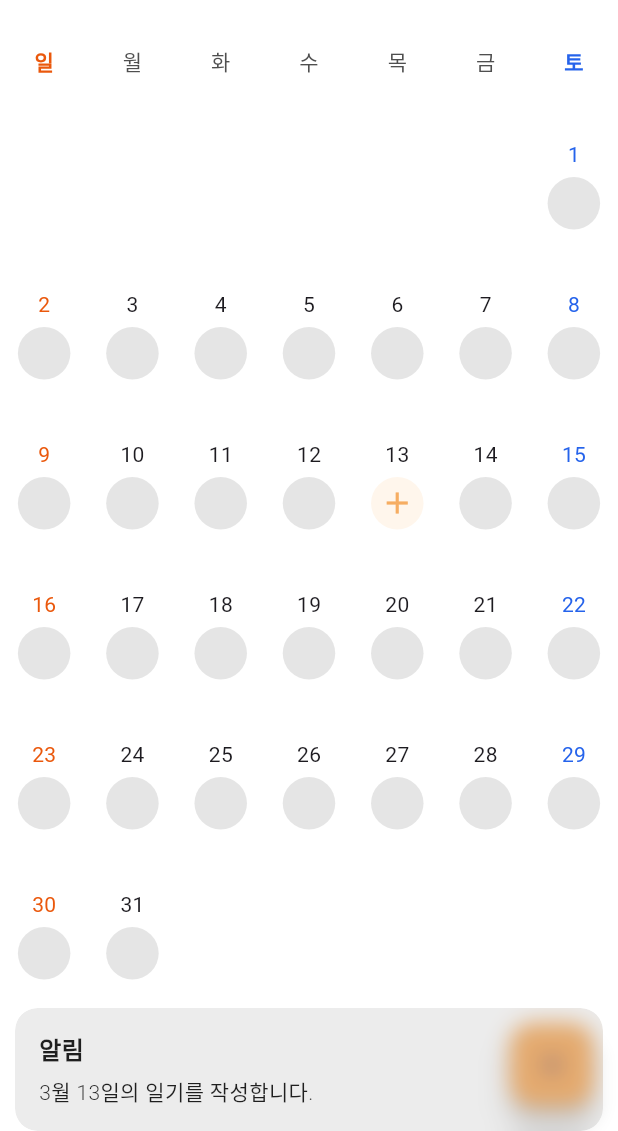
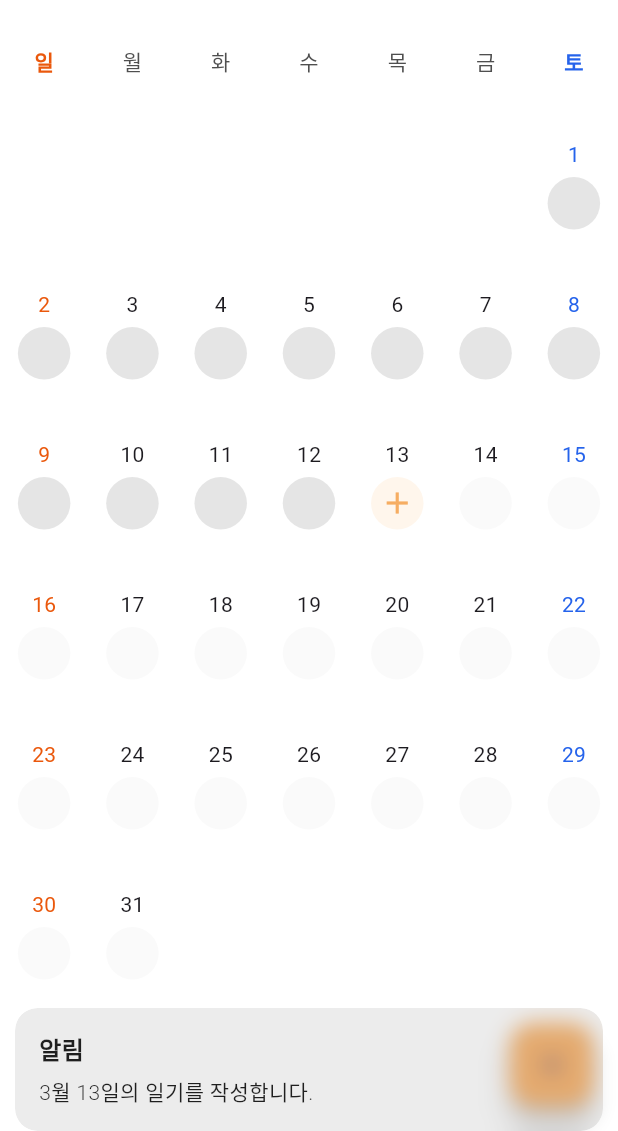
Before and after one commit to LGESWB4/Giraffe-Diaries, a Flutter app: the screen it shows after launch, after a tap on the "add" icon, on a phone screen of 412 x 824 dp, the part 105-1236 px from its top. Run offline on Flutter 3.47's test engine with Material 3 defaults, Android fonts, the phone set to English and light mode, and no system bars; drawn by our look-alikes of table_calendar; our stand-ins replace get; Roboto replaces fonts that are missing (AppleSDGothicNeo).

Commit message:
[APP][Home] update markder color (prev, future)

```diff
--- a/Giraffe_Diaries/lib/controllers/calendar_controller.dart
+++ b/Giraffe_Diaries/lib/controllers/calendar_controller.dart
@@ -8,16 +8,18 @@ class CalendarController extends GetxController {
   final focusedDay = DateTime.now().obs;
   final events = RxMap<DateTime, List<String>>({});
 
-  static const Color defaultMarkerColor = Color(0xFFFFE7CE);  // 과거 날짜 마커 색상
+  static const Color defaultMarkerColor = Color(0xFFE5E5E5);  // 과거 날짜 마커 색상
   static const Color futureMarkerColor = Color(0xFFFAFAFA);  // 미래 날짜 마커 색상
 
   void _addDefaultEvents() {
     final now = DateTime.now();
+    final today = DateTime(now.year, now.month, now.day);
     final firstDay = DateTime(now.year, now.month, 1);
     final lastDay = DateTime(now.year, now.month + 1, 0);
 
     for (var d = firstDay; d.isBefore(lastDay.add(const Duration(days: 1))); d = d.add(const Duration(days: 1))) {
-      final color = d.isBefore(DateTime(now.year, now.month, now.day).add(const Duration(days: 1)))
+      final currentDate = DateTime(d.year, d.month, d.day);
+      final color = currentDate.isBefore(today) || currentDate.isAtSameMomentAs(today)
           ? defaultMarkerColor
           : futureMarkerColor;
       events[DateTime.utc(d.year, d.month, d.day)] = ['default|${color.value}'];
@@ -27,11 +29,13 @@ class CalendarController extends GetxController {
   void updateEventsForMonth(DateTime month) {
     events.clear();
     final now = DateTime.now();
+    final today = DateTime(now.year, now.month, now.day);
     final firstDay = DateTime(month.year, month.month, 1);
     final lastDay = DateTime(month.year, month.month + 1, 0);
 
     for (var d = firstDay; d.isBefore(lastDay.add(const Duration(days: 1))); d = d.add(const Duration(days: 1))) {
-      final color = d.isBefore(DateTime(now.year, now.month, now.day).add(const Duration(days: 1)))
+      final currentDate = DateTime(d.year, d.month, d.day);
+      final color = currentDate.isBefore(today) || currentDate.isAtSameMomentAs(today)
           ? defaultMarkerColor
           : futureMarkerColor;
       events[DateTime.utc(d.year, d.month, d.day)] = ['default|${color.value}'];
--- a/Giraffe_Diaries/lib/screens/home_screen.dart
+++ b/Giraffe_Diaries/lib/screens/home_screen.dart
@@ -68,6 +68,7 @@ class HomeScreen extends GetView<CalendarController> {
                           return Container(
                             height: 300,
                             padding: const EdgeInsets.all(20),
+                            color: Colors.white,  // 바텀시트 배경색을 흰색으로 설정
                             child: Column(
                               children: [
                                 Text(
@@ -75,6 +76,7 @@ class HomeScreen extends GetView<CalendarController> {
                                   style: const TextStyle(
                                     fontSize: 18,
                                     fontWeight: FontWeight.bold,
+                                    color: customOrange,
                                   ),
                                 ),
                                 const SizedBox(height: 20),
@@ -246,9 +248,9 @@ class HomeScreen extends GetView<CalendarController> {
                         width: 35,
                         height: 35,
                         margin: const EdgeInsets.only(top: 12),
-                        decoration: const BoxDecoration(
+                        decoration: BoxDecoration(
                           shape: BoxShape.circle,
-                          color: Color(0xFFE5E5E5),
+                          color: controller.getMarkerColor('default|${controller.events[date]?.first.split('|')[1]}'),
                         ),
                       ),
                     );
```
